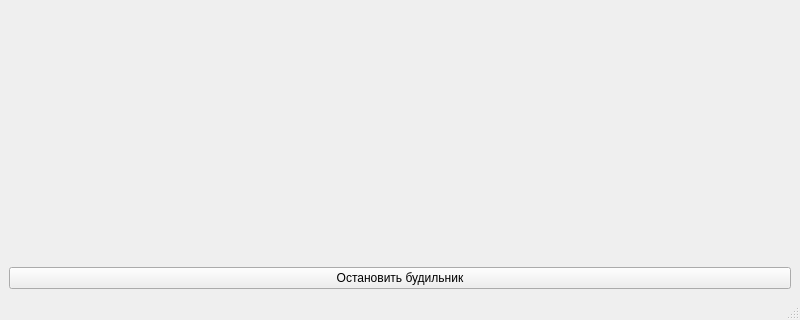
First picture: the form in arrowclock.ui, repository a-simanov/ArrowClock, before the edit; both pictures show x 0 to 800 and y 280 to 600 of the 800 by 600 pixel window.
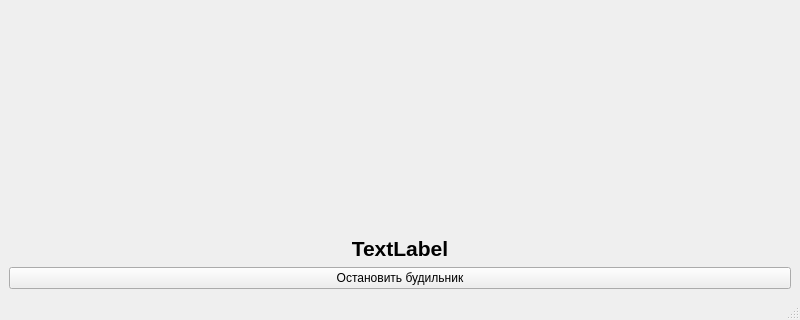
Second picture: the form after the edit.

Diff of the .ui file:
```diff
--- a/arrowclock.ui
+++ b/arrowclock.ui
@@ -15,6 +15,13 @@
   </property>
   <widget class="QWidget" name="centralwidget">
    <layout class="QGridLayout" name="gridLayout">
+    <item row="2" column="0">
+     <widget class="QPushButton" name="btn_stop_alarm">
+      <property name="text">
+       <string>Остановить будильник</string>
+      </property>
+     </widget>
+    </item>
     <item row="0" column="0">
      <spacer name="verticalSpacer">
       <property name="orientation">
@@ -29,9 +36,17 @@
      </spacer>
     </item>
     <item row="1" column="0">
-     <widget class="QPushButton" name="btn_stop_alarm">
+     <widget class="QLabel" name="lbl_alarm">
+      <property name="font">
+       <font>
+        <bold>true</bold>
+       </font>
+      </property>
+      <property name="layoutDirection">
+       <enum>Qt::LeftToRight</enum>
+      </property>
       <property name="text">
-       <string>Остановить будильник</string>
+       <string>&lt;html&gt;&lt;head/&gt;&lt;body&gt;&lt;p align=&quot;center&quot;&gt;&lt;span style=&quot; font-size:16pt; font-weight:700;&quot;&gt;TextLabel&lt;/span&gt;&lt;/p&gt;&lt;/body&gt;&lt;/html&gt;</string>
       </property>
      </widget>
     </item>
```
